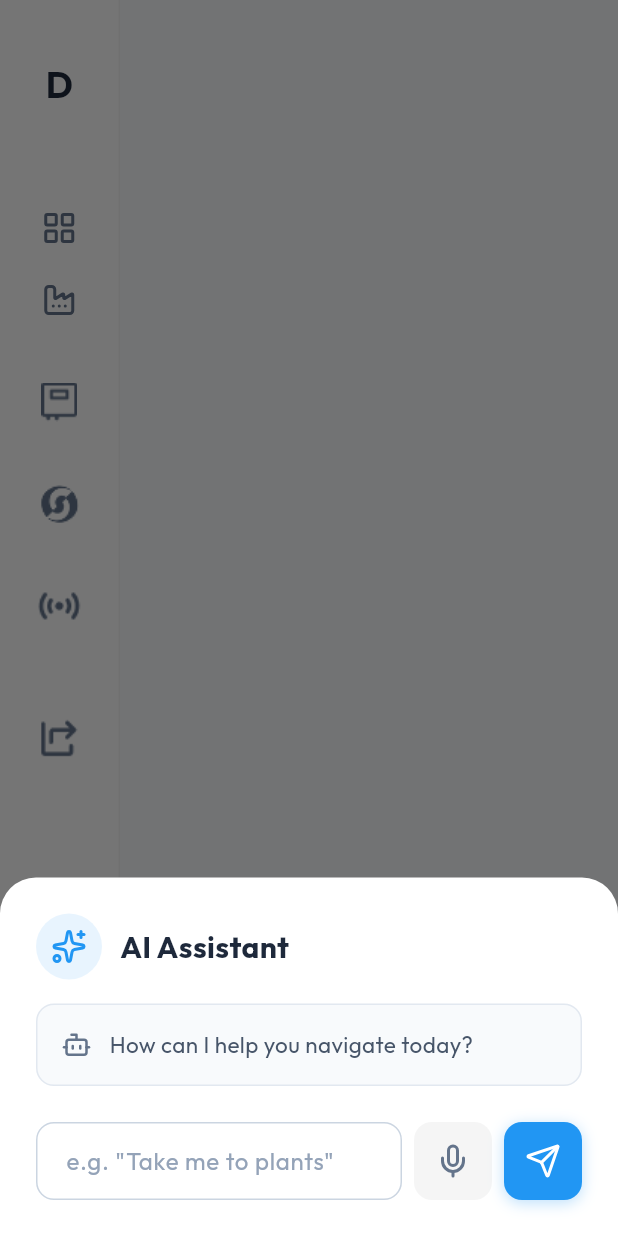
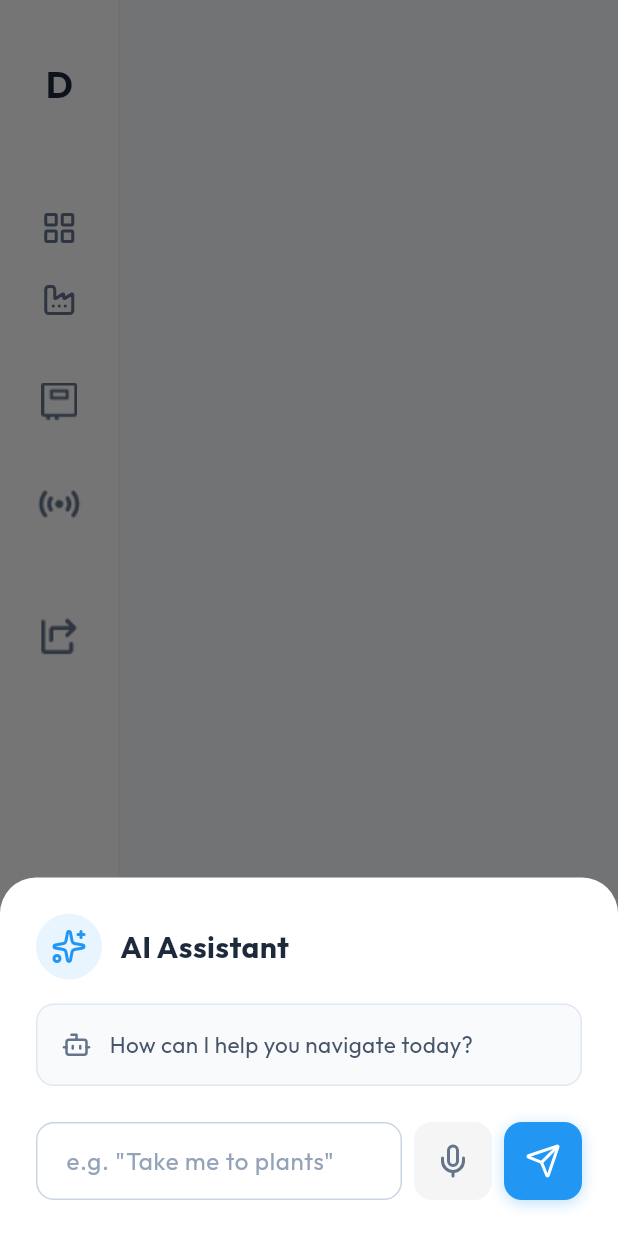
Before and after one commit to jenil2803/voice_solar, a Flutter app: the MainLayout screen opened directly with empty values, after a tap on an icon or button, on a phone screen of 412 x 824 dp. Run offline on Flutter 3.47's test engine with Material 3 defaults, Android fonts, the phone set to English and light mode, and no system bars; our stand-ins replace fl_chart, go_router, google_fonts, lucide_icons, permission_handler, speech_to_text.

Commit message:
Remove sync, bell, and user plus icons from sidebar

```diff
--- a/cook/lib/widgets/sidebar.dart
+++ b/cook/lib/widgets/sidebar.dart
@@ -71,13 +71,6 @@ class Sidebar extends StatelessWidget {
 
           const SizedBox(height: 20),
 
-          _NavItem(
-            assetIcon: 'assets/icons/sync_icon.png',
-            isActive: location.startsWith('/sync'),
-            onTap: () {},
-          ),
-
-          const SizedBox(height: 20),
 
           _NavItem(
             assetIcon: 'assets/icons/sensors_icon.png',
@@ -102,23 +95,7 @@ class Sidebar extends StatelessWidget {
 
           const Spacer(),
 
-          // Bottom Icons
-          _NavItem(
-            icon: LucideIcons.bell,
-            isActive: false,
-            onTap: () {},
-            hasBadge: true,
-          ),
 
-          const SizedBox(height: 20),
-
-          _NavItem(
-            icon: LucideIcons.userPlus,
-            isActive: false,
-            onTap: () {},
-          ),
-
-          const SizedBox(height: 32),
         ],
       ),
     );
```
